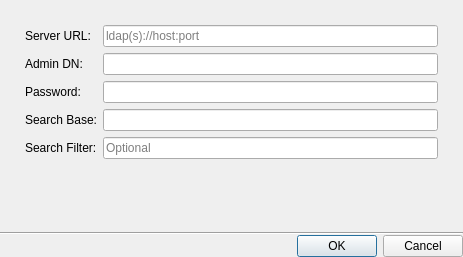
Qt form client/libclient/src/ui/dialogs/ldap_settings_dialog.ui (networkoptix/nx_open) before a commit.
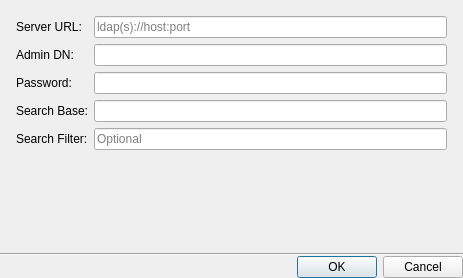
The same form after that commit.

Commit message:
VMS-3189: User management dialogs fixes
<==== Mercurial data ====>
Branch: dev_3.0.0_gui

The edit to the form file:
```diff
--- a/client/libclient/src/ui/dialogs/ldap_settings_dialog.ui
+++ b/client/libclient/src/ui/dialogs/ldap_settings_dialog.ui
@@ -7,7 +7,7 @@
     <x>0</x>
     <y>0</y>
     <width>463</width>
-    <height>257</height>
+    <height>278</height>
    </rect>
   </property>
   <property name="minimumSize">
@@ -37,6 +37,9 @@
    </property>
    <item>
     <layout class="QVBoxLayout" name="verticalLayout_3" stretch="0,1,0,1">
+     <property name="spacing">
+      <number>16</number>
+     </property>
      <property name="leftMargin">
       <number>16</number>
      </property>
@@ -52,6 +55,18 @@
      <item>
       <widget class="QWidget" name="fieldsWidget" native="true">
        <layout class="QFormLayout" name="formLayout_2">
+        <property name="leftMargin">
+         <number>0</number>
+        </property>
+        <property name="topMargin">
+         <number>0</number>
+        </property>
+        <property name="rightMargin">
+         <number>0</number>
+        </property>
+        <property name="bottomMargin">
+         <number>0</number>
+        </property>
         <item row="0" column="0">
          <widget class="QLabel" name="serverLabel">
           <property name="text">
```
The commit also changes 1 other file.
